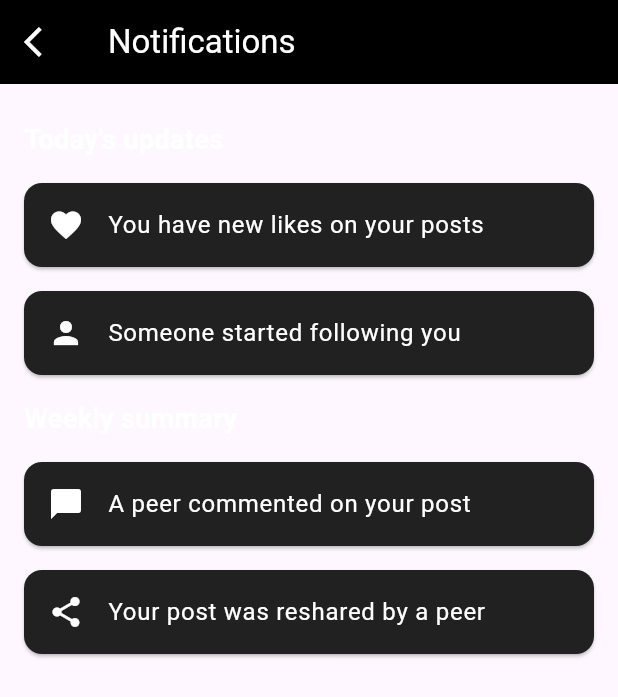
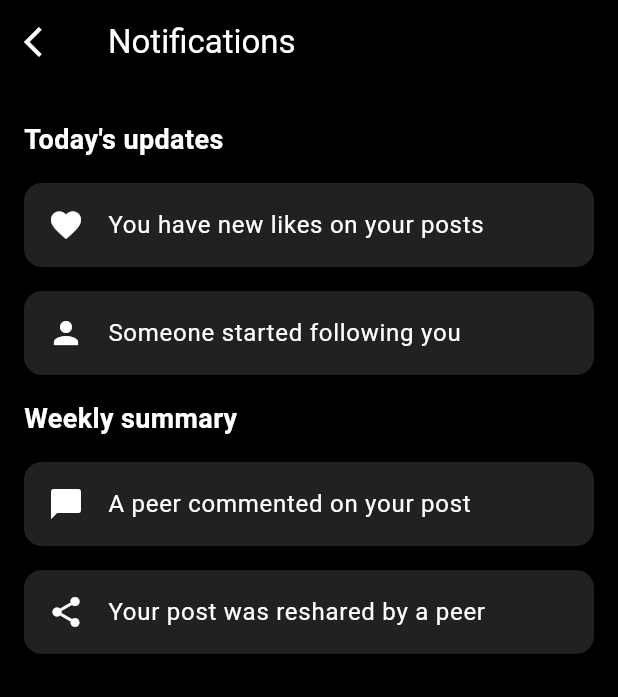
Before and after one commit to SajalSatsangi/Seekho_Buddy2, a Flutter app: the NotificationsPage screen opened directly, on a phone screen of 412 x 824 dp. Shown: the top 697 px of the screen. Run offline on Flutter 3.47's test engine with Material 3 defaults, Android fonts, the phone set to English and light mode, and no system bars; our stand-ins replace animated_splash_screen, cloud_firestore, firebase_auth, firebase_core, flutter_svg, page_transition; accounts and stored records are empty; network calls fail.

Commit message:
Update the theme of the notification page

```diff
--- a/lib/Notification.dart
+++ b/lib/Notification.dart
@@ -20,6 +20,7 @@ class NotificationsPage extends StatelessWidget {
   @override
   Widget build(BuildContext context) {
     return Scaffold(
+      backgroundColor: Colors.black, // Set scaffold background color here
       appBar: AppBar(
         leading: IconButton(
           icon: Icon(Icons.arrow_back_ios, color: Colors.white),
```
